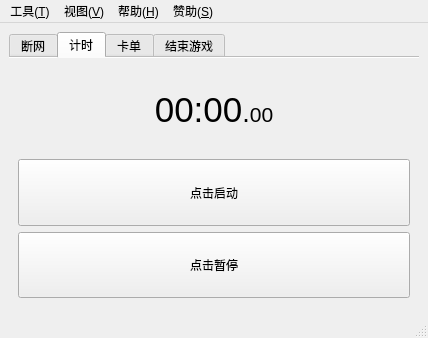
Before: the Qt Designer form EliteSpeedrunTool/MainWindow.ui in GTA5Oracle/EliteSpeedrunTool, drawn with Qt 5.
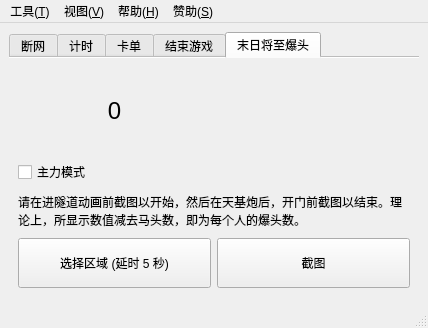
After: the same form once the commit is applied. Icons and pictures are not drawn.

Commit message: [feature] Supports counting the number of headshots in the doomsday scenario

Patch:
```diff
--- a/EliteSpeedrunTool/MainWindow.ui
+++ b/EliteSpeedrunTool/MainWindow.ui
@@ -10,7 +10,7 @@
     <x>0</x>
     <y>0</y>
     <width>428</width>
-    <height>338</height>
+    <height>328</height>
    </rect>
   </property>
   <widget class="QWidget" name="centralwidget">
@@ -21,7 +21,7 @@
        <bool>true</bool>
       </property>
       <property name="currentIndex">
-       <number>1</number>
+       <number>4</number>
       </property>
       <property name="documentMode">
        <bool>true</bool>
@@ -512,6 +512,197 @@
         </item>
        </layout>
       </widget>
+      <widget class="QWidget" name="tab_2">
+       <attribute name="title">
+        <string>末日将至爆头</string>
+       </attribute>
+       <layout class="QVBoxLayout" name="verticalLayout_8">
+        <property name="spacing">
+         <number>0</number>
+        </property>
+        <item>
+         <widget class="QWidget" name="widget" native="true">
+          <layout class="QHBoxLayout" name="horizontalLayout_4">
+           <property name="leftMargin">
+            <number>0</number>
+           </property>
+           <property name="topMargin">
+            <number>0</number>
+           </property>
+           <property name="rightMargin">
+            <number>0</number>
+           </property>
+           <property name="bottomMargin">
+            <number>0</number>
+           </property>
+           <item>
+            <layout class="QVBoxLayout" name="verticalLayout_9">
+             <item>
+              <widget class="QLabel" name="labAct3Headshot">
+               <property name="sizePolicy">
+                <sizepolicy hsizetype="Preferred" vsizetype="Preferred">
+                 <horstretch>0</horstretch>
+                 <verstretch>0</verstretch>
+                </sizepolicy>
+               </property>
+               <property name="font">
+                <font>
+                 <pointsize>18</pointsize>
+                </font>
+               </property>
+               <property name="text">
+                <string>0</string>
+               </property>
+               <property name="alignment">
+                <set>Qt::AlignCenter</set>
+               </property>
+              </widget>
+             </item>
+             <item>
+              <widget class="QCheckBox" name="cbAct3HeadshotHost">
+               <property name="sizePolicy">
+                <sizepolicy hsizetype="Preferred" vsizetype="Fixed">
+                 <horstretch>0</horstretch>
+                 <verstretch>0</verstretch>
+                </sizepolicy>
+               </property>
+               <property name="text">
+                <string>主力模式</string>
+               </property>
+              </widget>
+             </item>
+            </layout>
+           </item>
+           <item>
+            <layout class="QVBoxLayout" name="verticalLayout_10">
+             <item>
+              <widget class="QLabel" name="labAct3HeadshotImg">
+               <property name="sizePolicy">
+                <sizepolicy hsizetype="Ignored" vsizetype="Ignored">
+                 <horstretch>0</horstretch>
+                 <verstretch>0</verstretch>
+                </sizepolicy>
+               </property>
+               <property name="text">
+                <string/>
+               </property>
+               <property name="scaledContents">
+                <bool>true</bool>
+               </property>
+               <property name="alignment">
+                <set>Qt::AlignCenter</set>
+               </property>
+               <property name="wordWrap">
+                <bool>true</bool>
+               </property>
+              </widget>
+             </item>
+             <item>
+              <widget class="QLabel" name="labAct3HeadshotRp">
+               <property name="sizePolicy">
+                <sizepolicy hsizetype="Preferred" vsizetype="Maximum">
+                 <horstretch>0</horstretch>
+                 <verstretch>0</verstretch>
+                </sizepolicy>
+               </property>
+               <property name="font">
+                <font>
+                 <pointsize>12</pointsize>
+                </font>
+               </property>
+               <property name="text">
+                <string/>
+               </property>
+               <property name="alignment">
+                <set>Qt::AlignCenter</set>
+               </property>
+              </widget>
+             </item>
+            </layout>
+           </item>
+          </layout>
+         </widget>
+        </item>
+        <item>
+         <widget class="QLabel" name="label_3">
+          <property name="sizePolicy">
+           <sizepolicy hsizetype="Preferred" vsizetype="Maximum">
+            <horstretch>0</horstretch>
+            <verstretch>0</verstretch>
+           </sizepolicy>
+          </property>
+          <property name="text">
+           <string>请在进隧道动画前截图以开始，然后在天基炮后，开门前截图以结束。理论上，所显示数值减去马头数，即为每个人的爆头数。</string>
+          </property>
+          <property name="scaledContents">
+           <bool>true</bool>
+          </property>
+          <property name="wordWrap">
+           <bool>true</bool>
+          </property>
+         </widget>
+        </item>
+        <item>
+         <widget class="QWidget" name="horizontalWidget" native="true">
+          <property name="sizePolicy">
+           <sizepolicy hsizetype="Preferred" vsizetype="Preferred">
+            <horstretch>0</horstretch>
+            <verstretch>0</verstretch>
+           </sizepolicy>
+          </property>
+          <property name="maximumSize">
+           <size>
+            <width>16777215</width>
+            <height>50</height>
+           </size>
+          </property>
+          <layout class="QHBoxLayout" name="horizontalLayout_5">
+           <property name="leftMargin">
+            <number>0</number>
+           </property>
+           <property name="topMargin">
+            <number>0</number>
+           </property>
+           <property name="rightMargin">
+            <number>0</number>
+           </property>
+           <property name="bottomMargin">
+            <number>0</number>
+           </property>
+           <item>
+            <widget class="QPushButton" name="btnSelectRegion">
+             <property name="sizePolicy">
+              <sizepolicy hsizetype="Minimum" vsizetype="Preferred">
+               <horstretch>0</horstretch>
+               <verstretch>0</verstretch>
+              </sizepolicy>
+             </property>
+             <property name="text">
+              <string>选择区域 (延时 5 秒)</string>
+             </property>
+            </widget>
+           </item>
+           <item>
+            <widget class="QPushButton" name="btnRpOcr">
+             <property name="sizePolicy">
+              <sizepolicy hsizetype="Minimum" vsizetype="Preferred">
+               <horstretch>0</horstretch>
+               <verstretch>0</verstretch>
+              </sizepolicy>
+             </property>
+             <property name="text">
+              <string>截图</string>
+             </property>
+             <property name="checkable">
+              <bool>true</bool>
+             </property>
+            </widget>
+           </item>
+          </layout>
+         </widget>
+        </item>
+       </layout>
+      </widget>
      </widget>
     </item>
    </layout>
```
The commit also changes 29 other files.
